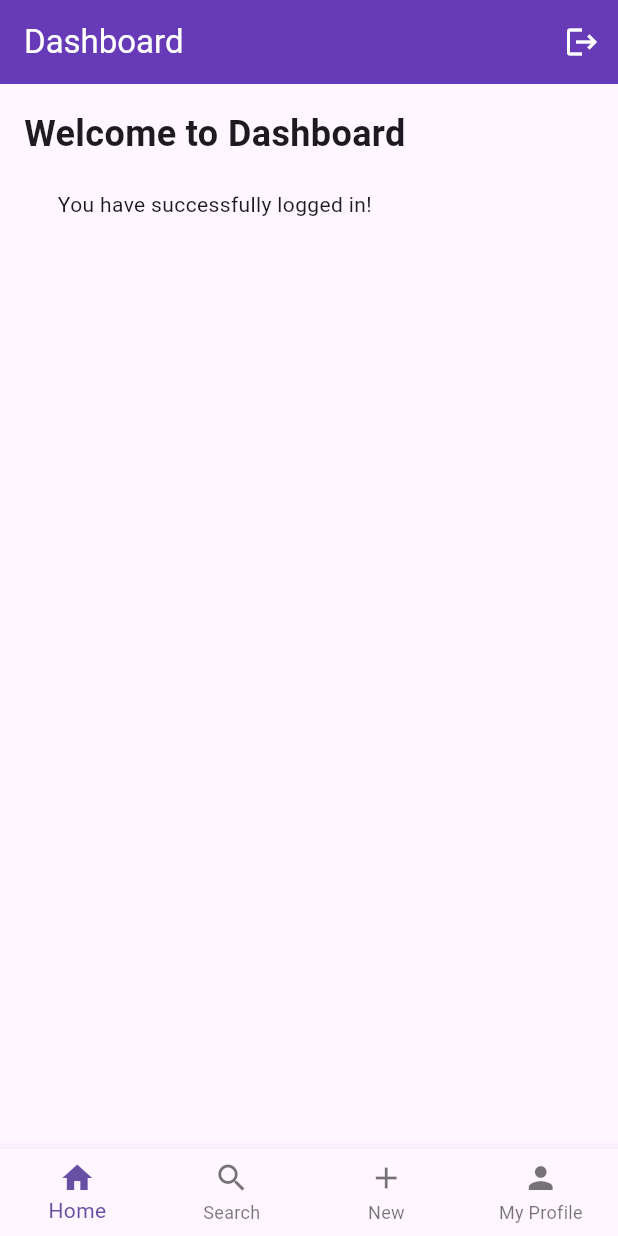
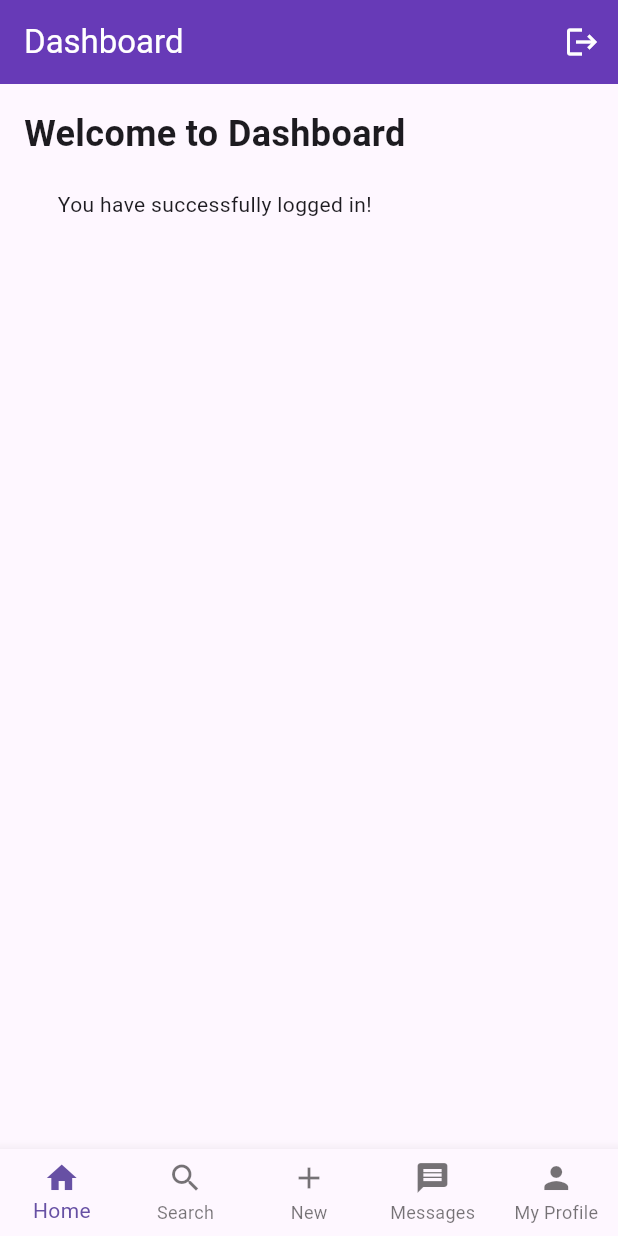
Before and after one commit to JunHan10/Software_Engineering_Mobile, a Flutter app: the MainNavigation screen opened directly, on a phone screen of 412 x 824 dp. Run offline on Flutter 3.47's test engine with Material 3 defaults, Android fonts, the phone set to English and light mode, and no system bars; missing offline and left inert: mongo_dart.

Commit message:
added the messages tab to bottomNavBar

```diff
--- a/software_engineering_mobile/lib/main.dart
+++ b/software_engineering_mobile/lib/main.dart
@@ -11,7 +11,7 @@ class MyApp extends StatelessWidget {
   @override
   Widget build(BuildContext context) {
     return MaterialApp(
-      title: 'My Flutter App',
+      title: 'HippoExchange',
       theme: ThemeData(
         primarySwatch: Colors.blue,
         visualDensity: VisualDensity.adaptivePlatformDensity,
--- a/software_engineering_mobile/lib/main_navigation.dart
+++ b/software_engineering_mobile/lib/main_navigation.dart
@@ -17,6 +17,7 @@ class _MainNavigationState extends State<MainNavigation> {
     DashboardPage(),
     Center(child: Text('Search Page', style: TextStyle(fontSize: 24))),
     Center(child: Text('New Item Page', style: TextStyle(fontSize: 24))),
+    Center(child: Text('Messages Page', style: TextStyle(fontSize: 24))),
     ProfilePage(),
   ];
 
@@ -35,6 +36,7 @@ class _MainNavigationState extends State<MainNavigation> {
           BottomNavigationBarItem(icon: Icon(Icons.home), label: 'Home'),
           BottomNavigationBarItem(icon: Icon(Icons.search), label: 'Search'),
           BottomNavigationBarItem(icon: Icon(Icons.add), label: 'New'),
+          BottomNavigationBarItem(icon: Icon(Icons.message), label: 'Messages'),
           BottomNavigationBarItem(icon: Icon(Icons.person), label: 'My Profile'),
         ],
         currentIndex: _selectedIndex,
```
